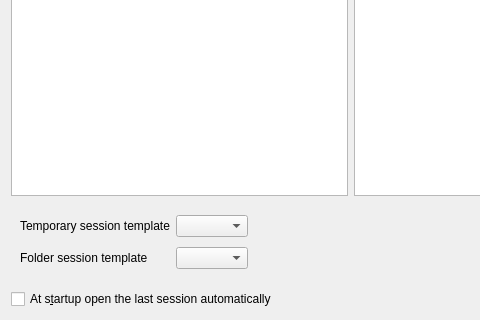
The window that mp3diags/src/Sessions.ui (frispete/mp3diags) describes before a commit, drawn with Qt 5; both pictures show x 0 to 480 and y 197 to 517 of the 788 by 517 pixel window.
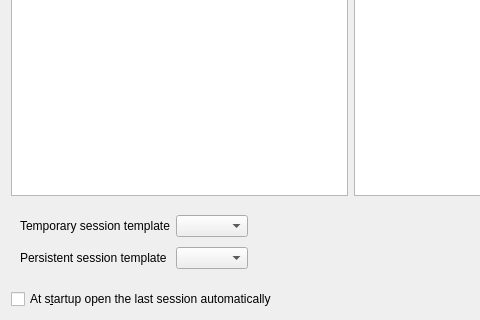
The same window after the commit.

```diff
--- a/mp3diags/src/Sessions.ui
+++ b/mp3diags/src/Sessions.ui
@@ -174,7 +174,7 @@
          </sizepolicy>
         </property>
         <property name="text">
-         <string>Folder session template</string>
+         <string>Persistent session template</string>
         </property>
        </widget>
       </item>
```
